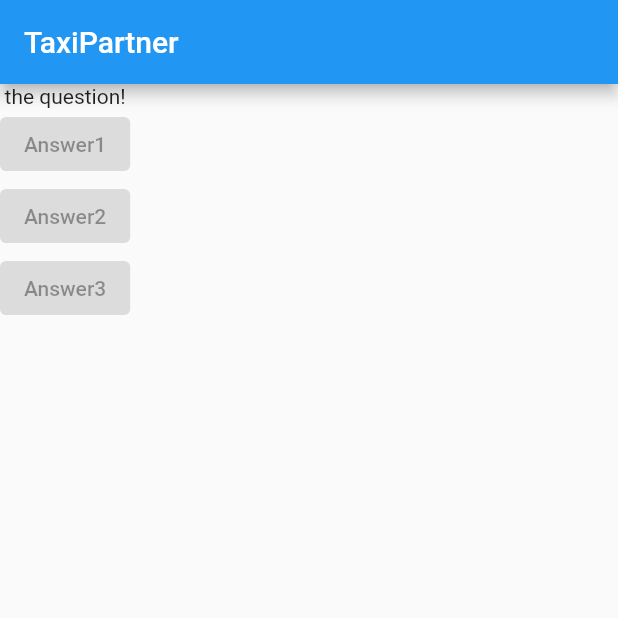
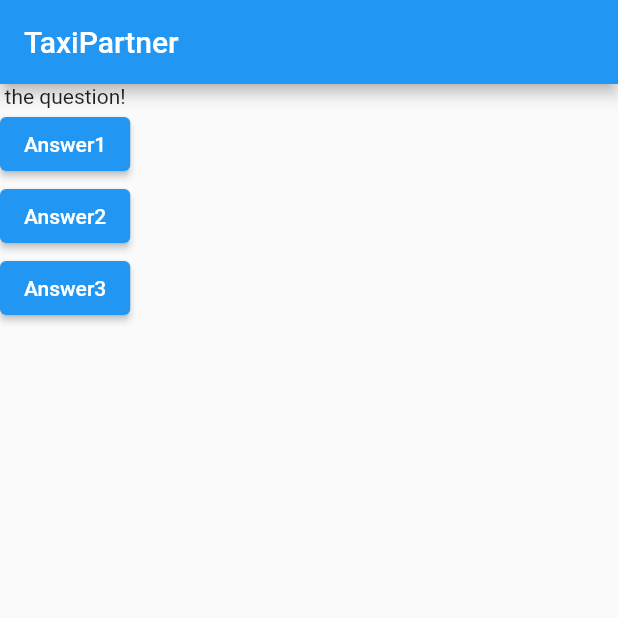
Before and after one commit to youssef-ammar/quiz, a Flutter app: the screen it shows after launch, on a phone screen of 412 x 824 dp, the top half of it. Run offline on Flutter 3.47's test engine with Material 2 defaults, Android fonts, the phone set to English and light mode, and no system bars.

Commit message:
anonymous functions

```diff
--- a/lib/main.dart
+++ b/lib/main.dart
@@ -5,6 +5,12 @@ void main() {
 }
 
 class MyApp extends StatelessWidget {
+  void answerQuestion(){
+
+    print("answer 1 chosen!");
+  }
+
+  @override
   Widget build(BuildContext context) {
     return MaterialApp(
       home: Scaffold(
@@ -14,9 +20,9 @@ class MyApp extends StatelessWidget {
         body: Column(
           children: [
             Text('the question!'),
-            ElevatedButton(onPressed: null, child: Text('Answer1')),
-            ElevatedButton(onPressed: null, child: Text('Answer2')),
-            ElevatedButton(onPressed: null, child: Text('Answer3')),
+            ElevatedButton(onPressed: answerQuestion, child: Text('Answer1')),
+            ElevatedButton(onPressed: ()=> print("answer 2 chosen!"), child: Text('Answer2')),
+            ElevatedButton(onPressed: ()=>print("answer 3 chosen!"), child: Text('Answer3')),
           ],
         ),
       ),
```
